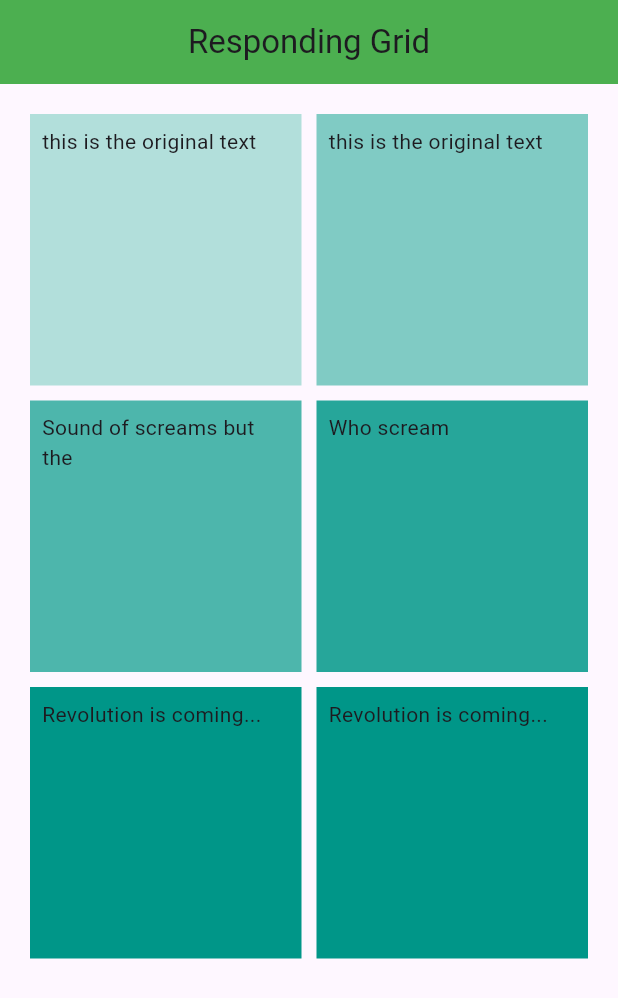
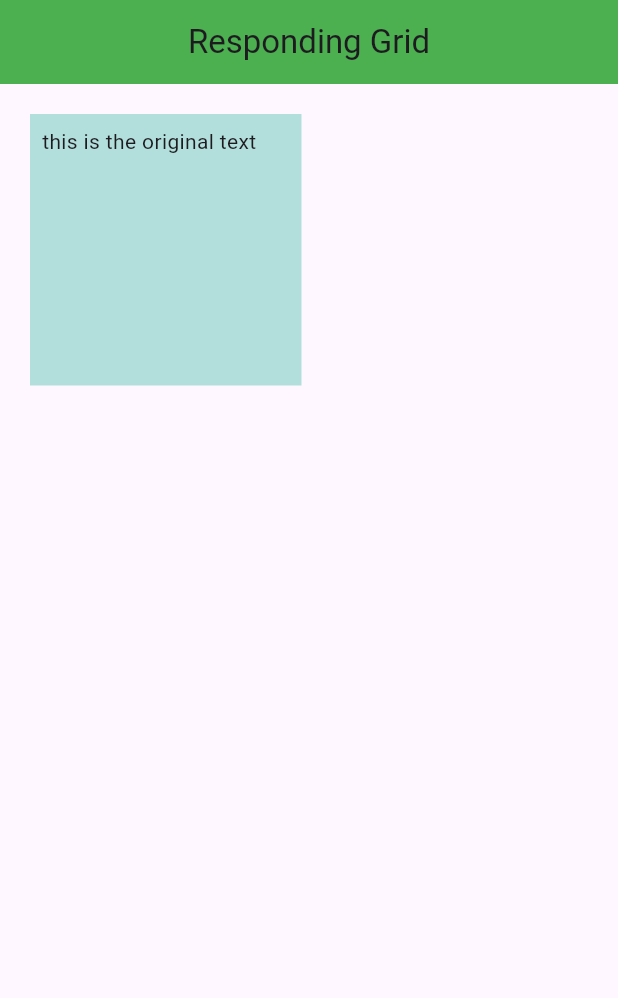
Before and after one commit to SHADOW383-svg/First-Flutter, a Flutter app: the screen it shows after launch, on a phone screen of 412 x 824 dp. Shown: the top 998 px of the screen. Run offline on Flutter 3.47's test engine with Material 3 defaults, Android fonts, the light colour scheme and no system bars.

```diff
--- a/lib/main.dart
+++ b/lib/main.dart
@@ -68,34 +68,6 @@ class _HomePageState extends State<HomePage> {
               child: Text(newText),
             ),
           ),
-          GestureDetector(
-            onTap: changeText,
-            child: Container(
-              padding: const EdgeInsets.all(8),
-              color: Colors.teal[200],
-              child: Text(newText),
-            ),
-          ),
-          Container(
-            padding: const EdgeInsets.all(8),
-            color: Colors.teal[300],
-            child: const Text('Sound of screams but the'),
-          ),
-          Container(
-            padding: const EdgeInsets.all(8),
-            color: Colors.teal[400],
-            child: const Text('Who scream'),
-          ),
-          Container(
-            padding: const EdgeInsets.all(8),
-            color: Colors.teal[500],
-            child: const Text('Revolution is coming...'),
-          ),
-          Container(
-            padding: const EdgeInsets.all(8),
-            color: Colors.teal[500],
-            child: const Text('Revolution is coming...'),
-          ),
         ],
       ),
     );
```
